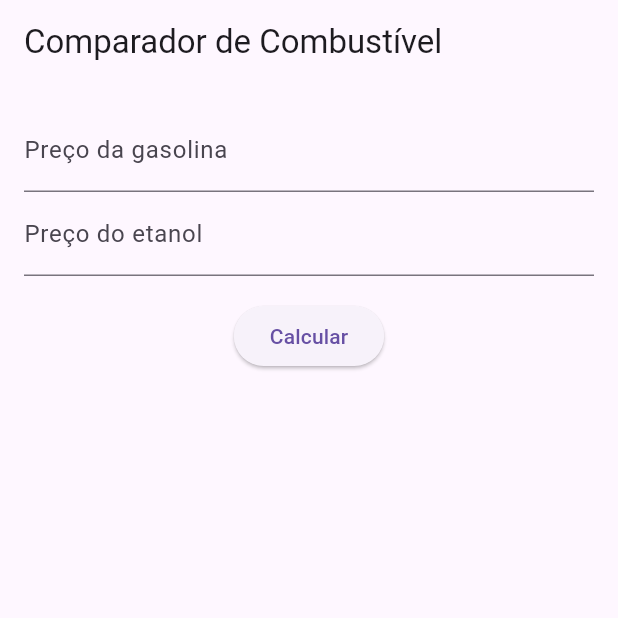
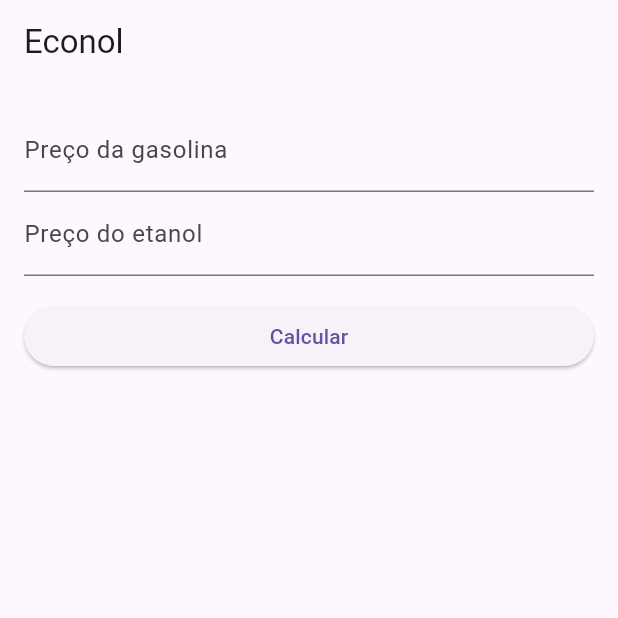
Before and after one commit to Dom-Luiz-III/econol, a Flutter app: the screen it shows after launch, on a phone screen of 412 x 824 dp, the top half of it. Run offline on Flutter 3.47's test engine with Material 3 defaults, Android fonts, the light colour scheme and no system bars.

Commit message:
arrumando valor

```diff
--- a/lib/main.dart
+++ b/lib/main.dart
@@ -5,12 +5,28 @@ void main() {
   runApp(MyApp());
 }
 
-class MyApp extends StatefulWidget {
+class MyApp extends StatelessWidget {
   @override
-  _MyAppState createState() => _MyAppState();
+  Widget build(BuildContext context) {
+    return MaterialApp(
+      title: 'Econol',
+      theme: ThemeData(
+        primarySwatch: Colors.blue,
+      ),
+      home: const EconomolPage(),
+    );
+  }
 }
 
-class _MyAppState extends State<MyApp> {
+class EconomolPage extends StatefulWidget {
+  const EconomolPage({super.key});
+
+  @override
+  // ignore: library_private_types_in_public_api
+  _EconomolPageState createState() => _EconomolPageState();
+}
+
+class _EconomolPageState extends State<EconomolPage> {
   final TextEditingController _gasolinaController = TextEditingController();
   final TextEditingController _etanolController = TextEditingController();
   String _resultado = '';
@@ -23,6 +39,7 @@ class _MyAppState extends State<MyApp> {
     num gasolina = numberFormat.parse(gasolinaText);
     num etanol = numberFormat.parse(etanolText);
 
+    // ignore: unnecessary_null_comparison
     if (etanol != null) {
       double proporcao = etanol / gasolina;
       if (proporcao <= 0.7) {
@@ -40,39 +57,47 @@ class _MyAppState extends State<MyApp> {
   void _formatarNumero(TextEditingController controller) {
     String text = controller.text;
     if (text.isNotEmpty) {
-      NumberFormat numberFormat = NumberFormat('0.00', 'pt_BR');
-      String formattedText = numberFormat.format(double.parse(text));
-      if (formattedText != text) {
+      // Remove vírgulas e pontos
+      text = text.replaceAll(',', '').replaceAll('.', '');
+
+      // Converter para número
+      num value = num.tryParse(text) ?? 0;
+
+      // Formatar para exibição
+      NumberFormat numberFormat =
+          NumberFormat.currency(locale: 'pt_BR', symbol: '', decimalDigits: 2);
+      String formattedText = numberFormat.format(value / 100);
+
+      // Atualizar o texto no controlador
       controller.value = controller.value.copyWith(
         text: formattedText,
         selection: TextSelection.collapsed(offset: formattedText.length),
       );
     }
   }
-  }
 
   @override
   Widget build(BuildContext context) {
-    return MaterialApp(
-      home: Scaffold(
+    return Scaffold(
       appBar: AppBar(
-          title: const Text('Comparador de Combustível'),
+        title: const Text('Econol'),
       ),
       body: Padding(
         padding: const EdgeInsets.all(16.0),
         child: Column(
+          crossAxisAlignment: CrossAxisAlignment.stretch,
           children: [
             TextField(
               controller: _gasolinaController,
               keyboardType: TextInputType.number,
               decoration: const InputDecoration(labelText: 'Preço da gasolina'),
-                onEditingComplete: () => _formatarNumero(_gasolinaController),
+              onChanged: (_) => _formatarNumero(_gasolinaController),
             ),
             TextField(
               controller: _etanolController,
               keyboardType: TextInputType.number,
               decoration: const InputDecoration(labelText: 'Preço do etanol'),
-                onEditingComplete: () => _formatarNumero(_etanolController),
+              onChanged: (_) => _formatarNumero(_etanolController),
             ),
             const SizedBox(height: 16.0),
             ElevatedButton(
@@ -87,7 +112,6 @@ class _MyAppState extends State<MyApp> {
           ],
         ),
       ),
-      ),
     );
   }
 }
```
Lines whose indentation alone changed are shown as unchanged.
